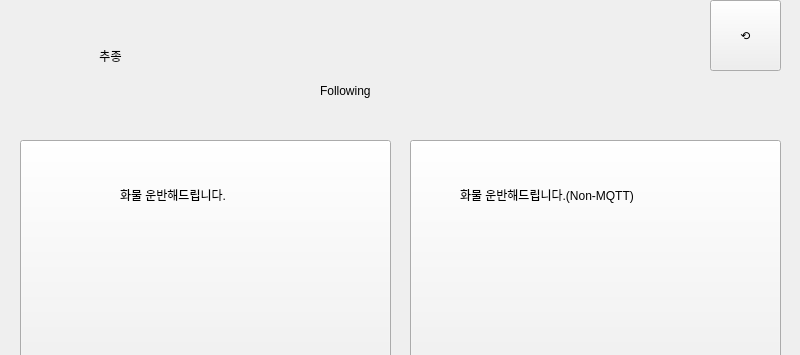
Above: ui/Following.ui from speae/paho.mqtt_py_demo before the change; both pictures show x 0 to 800 and y 0 to 355 of the 800 by 600 pixel window. Below: the same form after it.
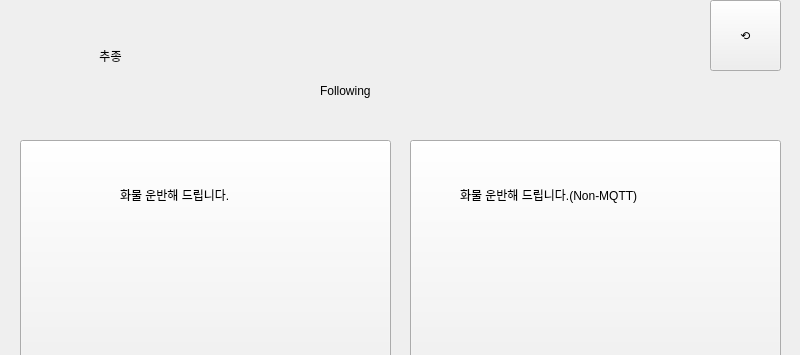
That is the form after the change.

Commit message: non -mqtt version update,  track tLose add, clean

Diff of the .ui file:
```diff
--- a/ui/Following.ui
+++ b/ui/Following.ui
@@ -68,7 +68,7 @@
      <string notr="true">font: 15pt &quot;BM DoHyeon OTF&quot;;</string>
     </property>
     <property name="text">
-     <string>&lt;html&gt;&lt;head/&gt;&lt;body&gt;&lt;p&gt;화물 운반해드립니다.&lt;/p&gt;&lt;/body&gt;&lt;/html&gt;</string>
+     <string>&lt;html&gt;&lt;head/&gt;&lt;body&gt;&lt;p&gt;화물 운반해 드립니다.&lt;/p&gt;&lt;/body&gt;&lt;/html&gt;</string>
     </property>
    </widget>
    <widget class="QPushButton" name="Following_Cancle_Btn">
@@ -139,7 +139,7 @@
      <string notr="true">font: 15pt &quot;BM DoHyeon OTF&quot;;</string>
     </property>
     <property name="text">
-     <string>&lt;html&gt;&lt;head/&gt;&lt;body&gt;&lt;p&gt;화물 운반해드립니다.(Non-MQTT)&lt;/p&gt;&lt;/body&gt;&lt;/html&gt;</string>
+     <string>&lt;html&gt;&lt;head/&gt;&lt;body&gt;&lt;p&gt;화물 운반해 드립니다.(Non-MQTT)&lt;/p&gt;&lt;/body&gt;&lt;/html&gt;</string>
     </property>
    </widget>
   </widget>
```
The commit also changes 12 other files.
